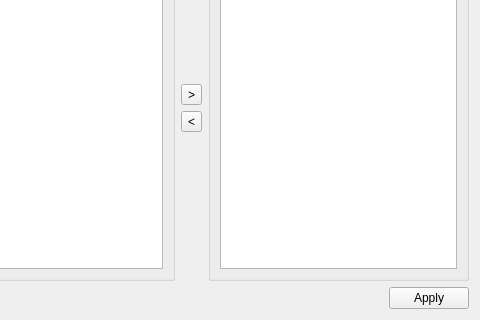
The window that scripts/customBadges/badges.ui (Bluscream/pyTSon_plugins) describes before a commit, drawn with Qt 5; both pictures show x 96 to 576 and y 143 to 463 of the 576 by 463 pixel window.
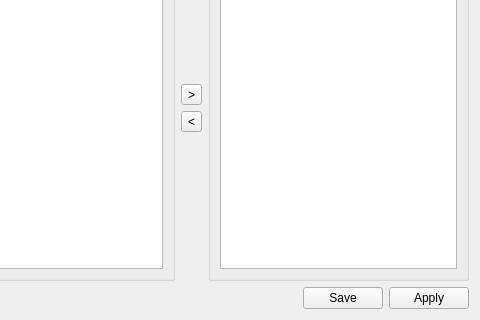
The same window after the commit.

```diff
--- a/scripts/customBadges/badges.ui
+++ b/scripts/customBadges/badges.ui
@@ -172,6 +172,13 @@
        </property>
       </spacer>
      </item>
+     <item>
+      <widget class="QPushButton" name="btn_save">
+       <property name="text">
+        <string>Save</string>
+       </property>
+      </widget>
+     </item>
      <item>
       <widget class="QPushButton" name="btn_apply">
        <property name="text">
```
